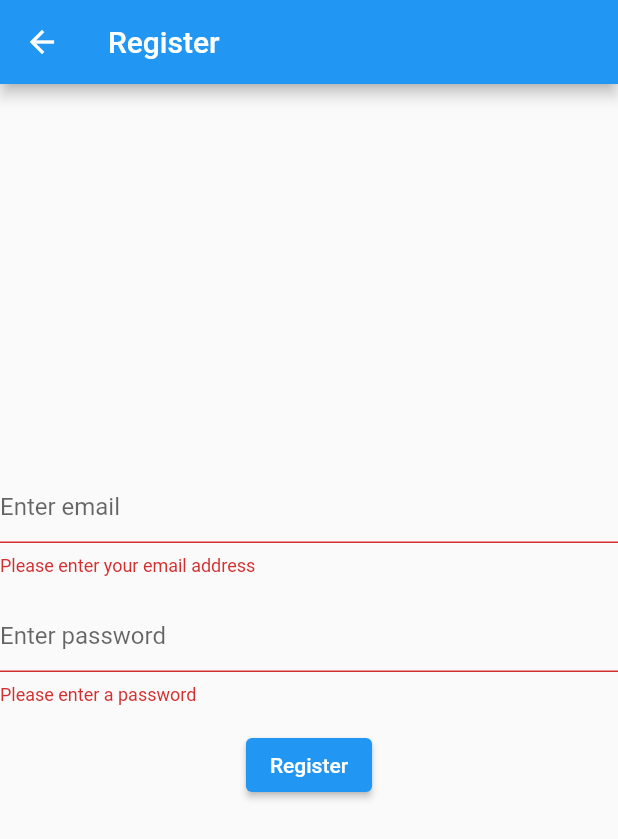
After one commit to PedroRomao3/Software-Engineering_FEUP, a Flutter app: the RegisterPage screen opened directly, after a tap on "Register", on a phone screen of 412 x 824 dp. The commit adds this screen. Shown: the top 839 px of the screen. Run offline on Flutter 3.47's test engine with Material 2 defaults, Android fonts, the phone set to English and light mode, and no system bars; our stand-ins replace cloud_firestore, firebase_auth, firebase_core; accounts and stored records are empty.

Commit message:
registration page unfinished

```diff
--- /dev/null
+++ b/app/e_lobby/lib/RegistrationScreen.dart
@@ -0,0 +1,115 @@
+import 'package:flutter/material.dart';
+import 'package:firebase_auth/firebase_auth.dart';
+import 'package:cloud_firestore/cloud_firestore.dart';
+
+class RegisterPage extends StatefulWidget {
+  @override
+  _RegisterPageState createState() => _RegisterPageState();
+}
+
+class _RegisterPageState extends State<RegisterPage> {
+  final _formKey = GlobalKey<FormState>();
+  final _auth = FirebaseAuth.instance;
+  final _firestore = FirebaseFirestore.instance;
+  String _email = '';
+  String _password = '';
+  String _error = '';
+
+  Future<void> _registerUser() async {
+    try {
+      final UserCredential userCredential = await _auth.createUserWithEmailAndPassword(
+        email: _email,
+        password: _password,
+      );
+      final User user = userCredential.user!;
+      await _firestore.collection('users').doc(user.uid).set({
+        'email': user.email,
+      });
+      Navigator.pop(context); // navigate back to previous screen
+    } on FirebaseAuthException catch (e) {
+      if (e.code == 'email-already-in-use') {
+        setState(() {
+          _error = 'The email address is already in use.';
+        });
+      } else if (e.code == 'weak-password') {
+        setState(() {
+          _error = 'The password provided is too weak.';
+        });
+      }
+    } catch (e) {
+      print(e);
+    }
+  }
+
+  @override
+  Widget build(BuildContext context) {
+    return Scaffold(
+      appBar: AppBar(
+        title: Text('Register'),
+      ),
+      body: Center(
+        child: Form(
+          key: _formKey,
+          child: Column(
+            mainAxisAlignment: MainAxisAlignment.center,
+            children: <Widget>[
+              TextFormField(
+                decoration: InputDecoration(
+                  hintText: 'Enter email',
+                ),
+                validator: (value) {
+                  if (value == null || value.isEmpty) {
+                    return 'Please enter your email address';
+                  }
+                  return null;
+                },
+                onChanged: (value) {
+                  setState(() {
+                    _email = value.trim();
+                  });
+                },
+              ),
+              SizedBox(height: 16),
+              TextFormField(
+                obscureText: true,
+                decoration: InputDecoration(
+                  hintText: 'Enter password',
+                ),
+                validator: (value) {
+                  if (value == null || value.isEmpty) {
+                    return 'Please enter a password';
+                  }
+                  if (value.length < 6) {
+                    return 'Password must be at least 6 characters long';
+                  }
+                  return null;
+                },
+                onChanged: (value) {
+                  setState(() {
+                    _password = value.trim();
+                  });
+                },
+              ),
+              SizedBox(height: 16),
+              ElevatedButton(
+                onPressed: () {
+                  if (_formKey.currentState!.validate()) {
+                    _registerUser();
+                  }
+                },
+                child: Text('Register'),
+              ),
+              SizedBox(height: 16),
+              Text(
+                _error,
+                style: TextStyle(
+                  color: Colors.red,
+                ),
+              ),
+            ],
+          ),
+        ),
+      ),
+    );
+  }
+}
--- a/app/e_lobby/lib/main.dart
+++ b/app/e_lobby/lib/main.dart
@@ -3,6 +3,7 @@ import 'package:firebase_auth/firebase_auth.dart';
 import 'package:firebase_core/firebase_core.dart';
 import 'package:flutter/material.dart';
 import 'package:e_lobby/CustomUser.dart';
+import 'package:e_lobby/RegistrationScreen.dart';
 
 void main() async {
   WidgetsFlutterBinding.ensureInitialized(); //garartir binding
@@ -62,7 +63,23 @@ class LoginScreen extends StatefulWidget {
 
 class LoginScreenState extends State<LoginScreen> {
   //
-
+  Future<void> createUserWithEmailAndPassword(String email, String password) async {
+    try {
+      UserCredential userCredential = await FirebaseAuth.instance.createUserWithEmailAndPassword(
+        email: email,
+        password: password,
+      );
+      print('User account created successfully! ${userCredential.user}');
+    } on FirebaseAuthException catch (e) {
+      if (e.code == 'weak-password') {
+        print('The password provided is too weak.');
+      } else if (e.code == 'email-already-in-use') {
+        print('The account already exists for that email.');
+      }
+    } catch (e) {
+      print('Failed to create user account: $e');
+    }
+  }
   //Login Function
   static Future<User?> loginUsingEmailPasword(
       {required String email,
@@ -162,6 +179,19 @@ class LoginScreenState extends State<LoginScreen> {
                   style: TextStyle(color: Colors.white, fontSize: 18.0)),
             ),
           ),
+          Container(
+            width: double.infinity,
+            child: ElevatedButton(
+              onPressed: () {
+                Navigator.push(
+                  context,
+                  MaterialPageRoute(builder: (context) => RegisterPage()),
+                );
+              },
+              child: const Text("Register",
+                  style: TextStyle(color: Colors.white, fontSize: 18.0)),
+            ),
+          ),
         ],
         ),
       ),
```
